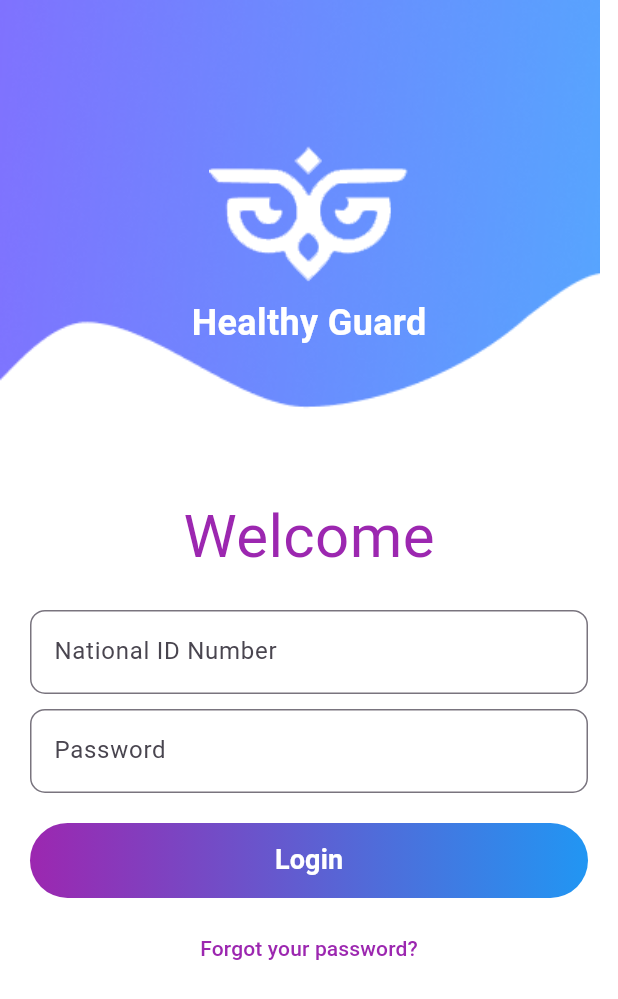
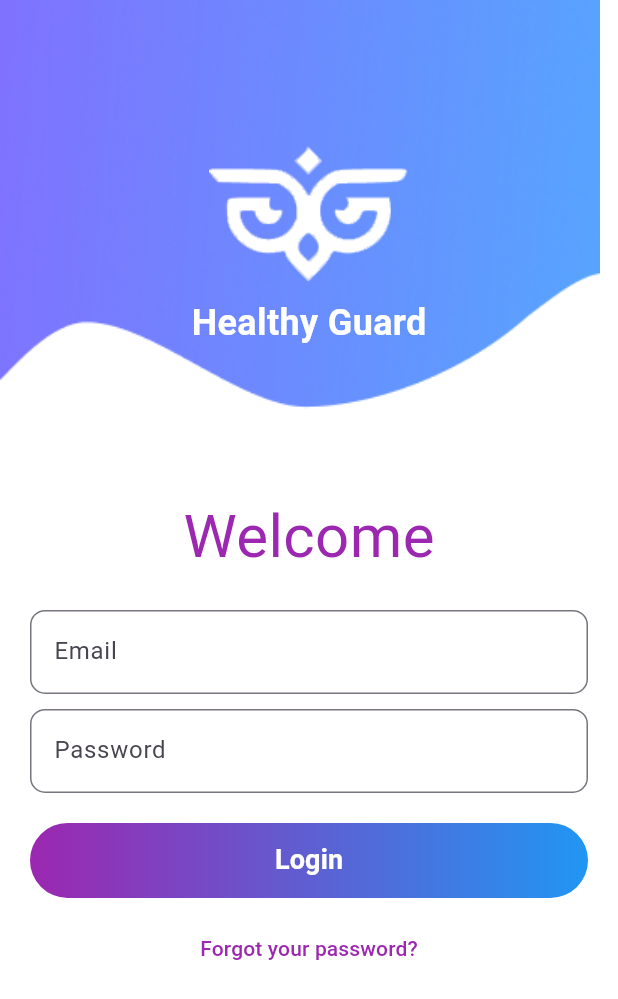
Before and after one commit to bayanalmasri1/Healthcare, a Flutter app: the screen it shows after launch, after a tap on "Patinat", on a phone screen of 412 x 824 dp. Shown: the top 999 px of the screen. Run offline on Flutter 3.47's test engine with Material 3 defaults, Android fonts, the phone set to English and light mode, and no system bars; our stand-ins replace cloud_firestore, connectivity_plus, firebase_auth, firebase_core, flutter_masked_text2, get and 1 more; missing offline and left inert: flutter_facebook_auth; accounts and stored records are empty; network calls fail.

Commit message:
login commit

```diff
--- a/lib/widgets/mainWidget/Align_login.dart
+++ b/lib/widgets/mainWidget/Align_login.dart
@@ -1,16 +1,24 @@
 import 'package:flutter/material.dart';
 import 'package:get/get.dart';
-import 'package:navbar_router/navbar_router.dart';
 import 'package:new_healthapp/core/auth_service.dart';
 import 'package:new_healthapp/widgets/mainWidget/custom_button.dart';
 
-class Align_login extends StatelessWidget {
+class Align_login extends StatefulWidget {
   const Align_login({
     super.key,
-    required AuthService authService,
-  }) : _authService = authService;
+    required this.authService,
+  });
 
-  final AuthService _authService;
+  final AuthService authService;
+
+  @override
+  _AlignLoginState createState() => _AlignLoginState();
+}
+
+class _AlignLoginState extends State<Align_login> {
+  final GlobalKey<FormState> _formKey = GlobalKey<FormState>();
+  final TextEditingController _emailController = TextEditingController();
+  final TextEditingController _passwordController = TextEditingController();
 
   @override
   Widget build(BuildContext context) {
@@ -27,6 +35,8 @@ class Align_login extends StatelessWidget {
         ),
         child: Padding(
           padding: const EdgeInsets.symmetric(horizontal: 20.0),
+          child: Form(
+            key: _formKey,
             child: Column(
               crossAxisAlignment: CrossAxisAlignment.start,
               children: [
@@ -37,20 +47,28 @@ class Align_login extends StatelessWidget {
                         color: Colors.purple,
                         fontSize: 40,
                         fontWeight: FontWeight.w400),
-              )),
+                  ),
+                ),
                 SizedBox(height: 20),
                 TextFormField(
+                  controller: _emailController,
                   style: TextStyle(color: Colors.black),
                   decoration: InputDecoration(
-
-                  labelText: 'National ID Number',
+                    labelText: 'Email',
                     border: OutlineInputBorder(
                       borderRadius: BorderRadius.circular(10),
                     ),
                   ),
+                  validator: (value) {
+                    if (value == null || value.isEmpty) {
+                      return 'Please enter your email';
+                    }
+                    return null;
+                  },
                 ),
                 SizedBox(height: 10),
                 TextFormField(
+                  controller: _passwordController,
                   style: TextStyle(color: Colors.black),
                   decoration: InputDecoration(
                     labelText: 'Password',
@@ -59,12 +77,25 @@ class Align_login extends StatelessWidget {
                     ),
                   ),
                   obscureText: true,
+                  validator: (value) {
+                    if (value == null || value.isEmpty) {
+                      return 'Please enter your password';
+                    }
+                    return null;
+                  },
                 ),
                 SizedBox(height: 20),
                 CustomButton(
                   text: "Login",
                   onPressed: () {
+                    if (_formKey.currentState?.validate() ?? false) {
+                      widget.authService.loginUser(
+                        _emailController.text,
+                        _passwordController.text,
+
+                      );
                        Get.toNamed("/patient");
+                    }
                   },
                 ),
                 SizedBox(height: 10),
@@ -82,6 +113,7 @@ class Align_login extends StatelessWidget {
             ),
           ),
         ),
+      ),
     );
   }
 }
--- a/pubspec.yaml
+++ b/pubspec.yaml
@@ -46,6 +46,7 @@ dependencies:
   flutter_facebook_auth: ^7.1.1
   intl: ^0.20.1
   flutter_masked_text2: ^0.9.1
+  connectivity_plus: ^6.1.0
 
 dev_dependencies:
   flutter_test:
```
Also changed, not shown: lib/Features/patient/appointment/confirm_appointment_page.dart (+23 -3 lines), pubspec.lock, 3 other files. Lines whose indentation alone changed are shown as unchanged.
